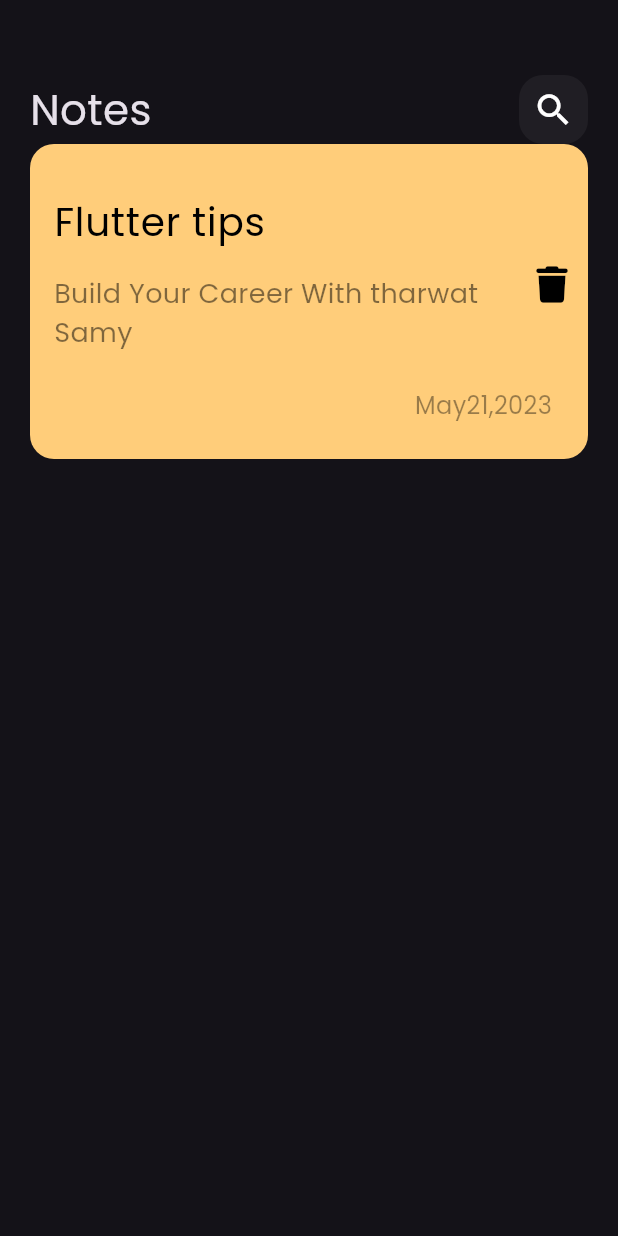
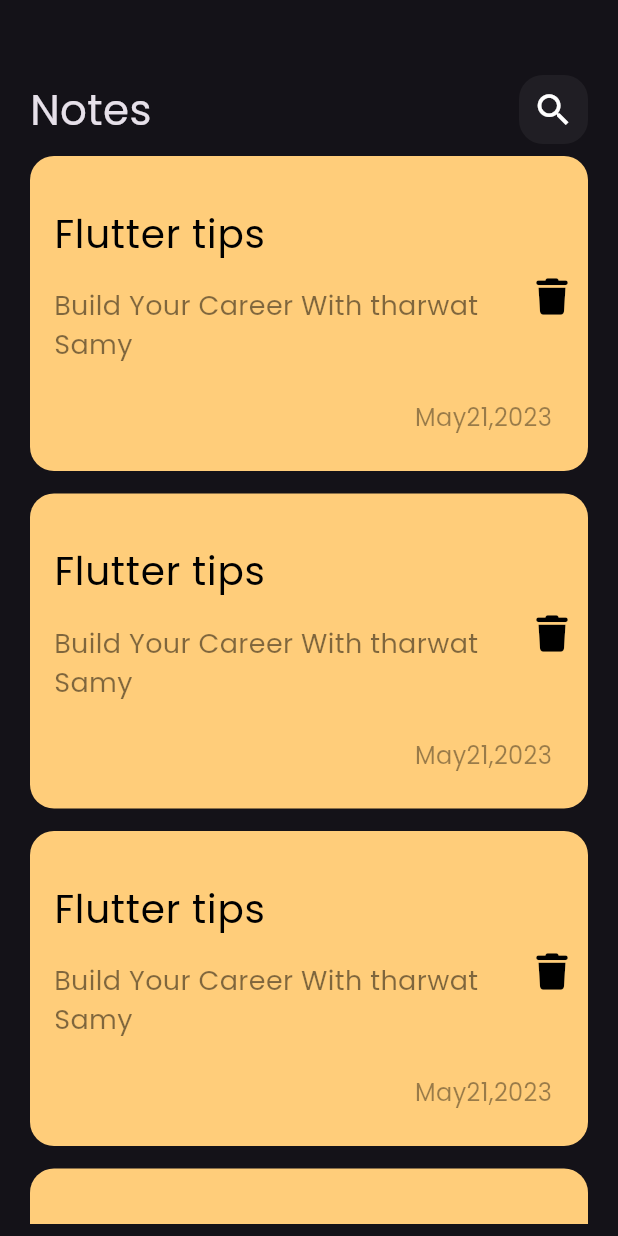
Before and after one commit to Mohammedhussein12/notes_app, a Flutter app: the screen it shows after launch, on a phone screen of 412 x 824 dp. Run offline on Flutter 3.47's test engine with Material 3 defaults, Android fonts, the phone set to English and light mode, and no system bars; our stand-ins replace font_awesome_flutter.

Commit message:
create notes list view

```diff
--- a/lib/widgets/custom_note_item.dart
+++ b/lib/widgets/custom_note_item.dart
@@ -7,6 +7,7 @@ class NoteItem extends StatelessWidget {
   @override
   Widget build(BuildContext context) {
     return Container(
+      margin: const EdgeInsets.only(bottom: 15),
       padding: const EdgeInsets.only(top: 24, bottom: 24, left: 16),
       decoration: BoxDecoration(
         color: const Color(0xffFFCD7A),
@@ -43,7 +44,7 @@ class NoteItem extends StatelessWidget {
             child: Text(
               'May21,2023',
               style:
-              TextStyle(color: Colors.black.withOpacity(0.4), fontSize: 16),
+                  TextStyle(color: Colors.black.withOpacity(0.4), fontSize: 16),
             ),
           ),
         ],
--- /dev/null
+++ b/lib/widgets/notes_list_view.dart
@@ -0,0 +1,16 @@
+import 'package:flutter/material.dart';
+import 'package:notes_app/widgets/custom_note_item.dart';
+
+class NotesListView extends StatelessWidget {
+  const NotesListView({super.key});
+
+  @override
+  Widget build(BuildContext context) {
+    return Padding(
+      padding: const EdgeInsets.symmetric(vertical: 8.0),
+      child: ListView.builder(
+        itemBuilder: (context, index) => const NoteItem(),
+      ),
+    );
+  }
+}
--- a/lib/widgets/notes_view_body.dart
+++ b/lib/widgets/notes_view_body.dart
@@ -1,6 +1,5 @@
 import 'package:flutter/material.dart';
-import 'package:font_awesome_flutter/font_awesome_flutter.dart';
-
+import 'package:notes_app/widgets/notes_list_view.dart';
 import 'custom_app_bar.dart';
 import 'custom_note_item.dart';
 
@@ -17,7 +16,7 @@ class NotesViewBody extends StatelessWidget {
             height: 50,
           ),
           CustomAppBar(),
-          NoteItem()
+          Expanded(child: NotesListView())
         ],
       ),
     );
```
